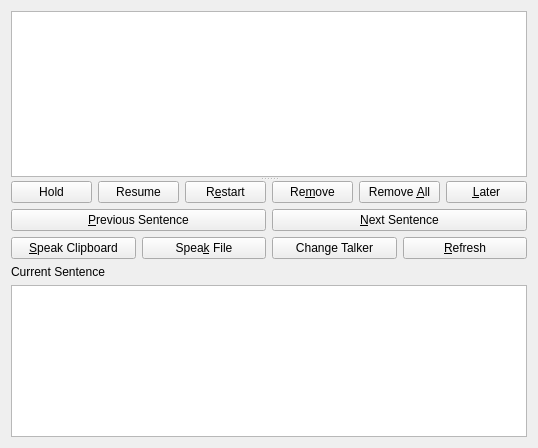
Above: kttsjobmgr/kttsjobmgr.ui from KDE/jovie before the change. Below: the same form after it.
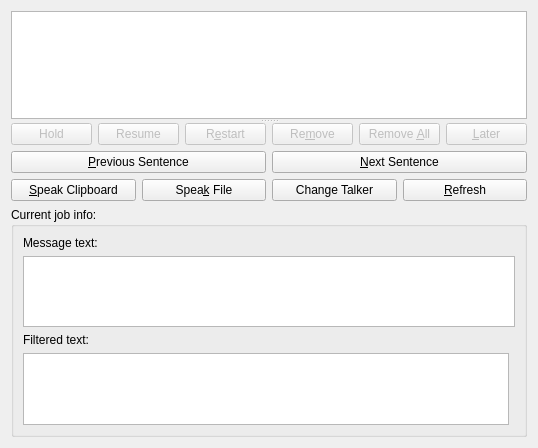
That is the form after the change. Custom widgets are drawn as their Qt base class.

Commit message: remove deprecated interruptor ui

What changed in the file:
```diff
--- a/kttsjobmgr/kttsjobmgr.ui
+++ b/kttsjobmgr/kttsjobmgr.ui
@@ -40,9 +40,9 @@
        <item>
         <layout class="QHBoxLayout" name="horizontalLayout" >
          <item>
-          <widget class="KPushButton" name="job_hold" >
-           <property name="whatsThis" >
-            <string>&lt;p>Changes a job to Paused state.  If currently speaking, the job stops speaking. Paused jobs prevent jobs that follow them from speaking, so either click &lt;b>Resume&lt;/b> to make the job speakable, or click &lt;b>Later&lt;/b> to move it down in the list.&lt;/p></string>
+          <widget class="KPushButton" name="job_hold">
+           <property name="enabled">
+            <bool>false</bool>
            </property>
            <property name="text" >
             <string>Hold</string>
@@ -50,9 +50,9 @@
           </widget>
          </item>
          <item>
-          <widget class="KPushButton" name="job_resume" >
-           <property name="whatsThis" >
-            <string>&lt;p>Resumes a paused job or changes a Queued job to Waiting.  If the job is the top speakable job in the list, it begins speaking.&lt;/p></string>
+          <widget class="KPushButton" name="job_resume">
+           <property name="enabled">
+            <bool>false</bool>
            </property>
            <property name="text" >
             <string>Resume</string>
@@ -60,9 +60,9 @@
           </widget>
          </item>
          <item>
-          <widget class="KPushButton" name="job_restart" >
-           <property name="whatsThis" >
-            <string>&lt;p>Rewinds a job to the beginning and changes its state to Waiting.  If the job is the top speakable job in the list, it begins speaking.&lt;/p></string>
+          <widget class="KPushButton" name="job_restart">
+           <property name="enabled">
+            <bool>false</bool>
            </property>
            <property name="text" >
             <string comment="Restart a job to the beginning" >R&amp;estart</string>
@@ -70,9 +70,9 @@
           </widget>
          </item>
          <item>
-          <widget class="KPushButton" name="job_remove" >
-           <property name="whatsThis" >
-            <string>&lt;p>Deletes the job.  If it is currently speaking, it stops speaking.  The next speakable job in the list begins speaking.&lt;/p></string>
+          <widget class="KPushButton" name="job_remove">
+           <property name="enabled">
+            <bool>false</bool>
            </property>
            <property name="text" >
             <string>Re&amp;move</string>
@@ -80,16 +80,19 @@
           </widget>
          </item>
          <item>
-          <widget class="KPushButton" name="job_removeall" >
-           <property name="text" >
+          <widget class="KPushButton" name="job_removeall">
+           <property name="enabled">
+            <bool>false</bool>
+           </property>
+           <property name="text">
             <string>Remove &amp;All</string>
            </property>
           </widget>
          </item>
          <item>
-          <widget class="KPushButton" name="job_later" >
-           <property name="whatsThis" >
-            <string>&lt;p>Moves a job downward in the list so that it will be spoken later.  If the job is currently speaking, its state changes to Paused.&lt;/p></string>
+          <widget class="KPushButton" name="job_later">
+           <property name="enabled">
+            <bool>false</bool>
            </property>
            <property name="text" >
             <string>&amp;Later</string>
@@ -167,23 +170,42 @@
         </layout>
        </item>
        <item>
-        <widget class="QLabel" name="label" >
-         <property name="text" >
-          <string>Current Sentence</string>
+        <widget class="QGroupBox" name="groupBox">
+         <property name="title">
+          <string>Current job info:</string>
          </property>
-        </widget>
-       </item>
-       <item>
-        <widget class="KTextEdit" name="m_currentSentence" >
-         <property name="whatsThis" >
-          <string>&lt;p>The text of the sentence currently speaking.&lt;/p></string>
-         </property>
-         <property name="horizontalScrollBarPolicy" >
-          <enum>Qt::ScrollBarAlwaysOff</enum>
-         </property>
-         <property name="readOnly" >
-          <bool>true</bool>
-         </property>
+         <layout class="QGridLayout" name="gridLayout">
+          <item row="1" column="1" colspan="2">
+           <widget class="KTextEdit" name="m_currentSentence">
+            <property name="whatsThis">
+             <string>&lt;p&gt;The text of the sentence currently speaking.&lt;/p&gt;</string>
+            </property>
+            <property name="horizontalScrollBarPolicy">
+             <enum>Qt::ScrollBarAlwaysOff</enum>
+            </property>
+            <property name="readOnly">
+             <bool>true</bool>
+            </property>
+           </widget>
+          </item>
+          <item row="3" column="1">
+           <widget class="KTextEdit" name="m_filteredCurrentSentence"/>
+          </item>
+          <item row="0" column="1">
+           <widget class="QLabel" name="label">
+            <property name="text">
+             <string>Message text:</string>
+            </property>
+           </widget>
+          </item>
+          <item row="2" column="1">
+           <widget class="QLabel" name="label_2">
+            <property name="text">
+             <string>Filtered text:</string>
+            </property>
+           </widget>
+          </item>
+         </layout>
         </widget>
        </item>
       </layout>
```
Left out of the diff: 126 changed lines with no effect on the pictures. The commit also changes 4 other files.
